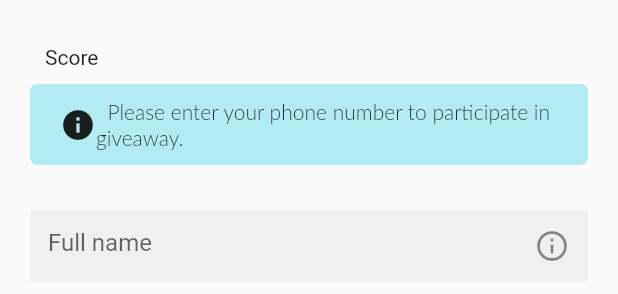
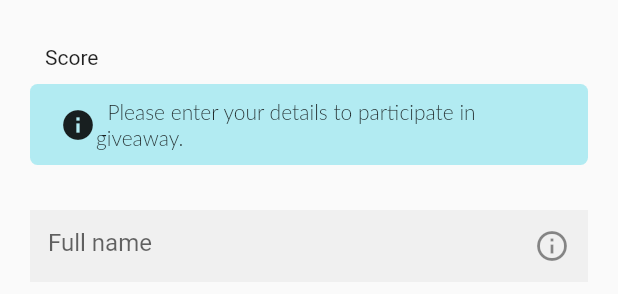
Before and after one commit to lohanidamodar/ffktm2022_quiz, a Flutter app: the RegisterWidget widget shown alone on an empty page, opened directly, on a phone screen of 412 x 824 dp. Shown: the top 294 px of the screen. Run offline on Flutter 3.47's test engine with Material 2 defaults, Android fonts, the phone set to English and light mode, and no system bars; our stand-ins replace animate_do, animated_text_kit, appwrite, circular_countdown_timer, flutter_font_icons, rive; Roboto replaces fonts that are missing (Lato).

Commit message:
update message

```diff
--- a/lib/ui/register_widget.dart
+++ b/lib/ui/register_widget.dart
@@ -50,7 +50,7 @@ class _RegisterWidgetState extends State<RegisterWidget> {
                     Expanded(
                       child: SizedBox(
                         child: Text(
-                          '  Please enter your phone number to participate in giveaway.',
+                          '  Please enter your details to participate in giveaway.',
                           softWrap: true,
                           style: TextStyle(
                             fontFamily: 'Lato',
```
